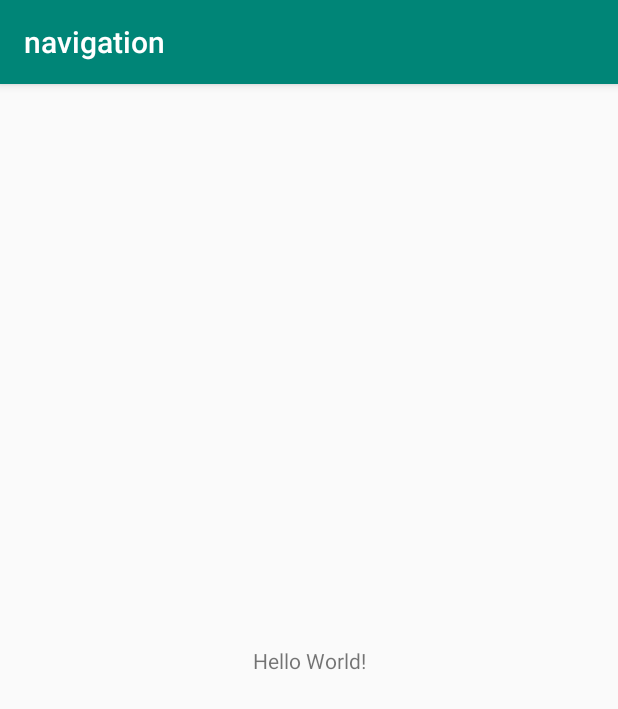
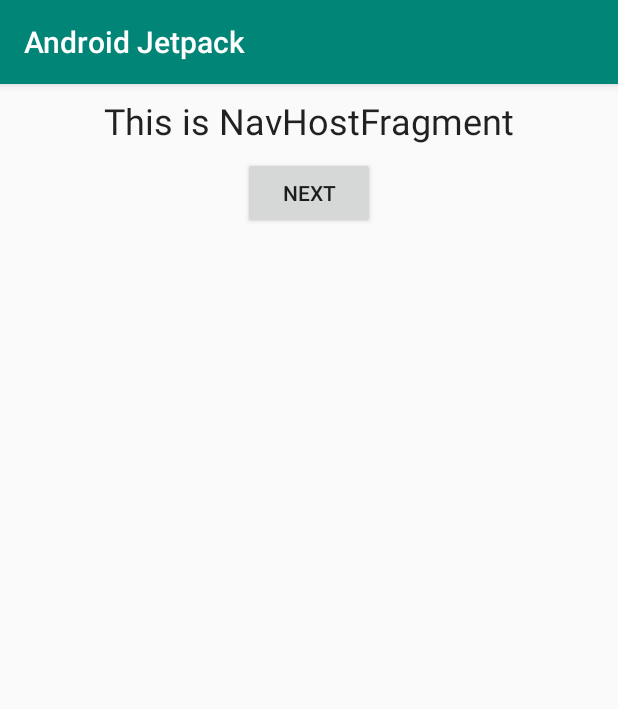
Before and after one commit to JJ-Stanly/Jetpack_Snippets, an Android app: the screen it shows after launch (MainActivity), on a phone screen of 412 x 824 dp. Shown: the top 709 px of the screen. Run offline under Robolectric (Android 15) with nearby library versions, the phone set to English and light mode, and no system bars.

Commit message:
Navigation added

```diff
--- a/build.gradle
+++ b/build.gradle
@@ -25,3 +25,7 @@ allprojects {
 task clean(type: Delete) {
     delete rootProject.buildDir
 }
+
+ext {
+    navigation_version = '1.0.0-alpha09'
+}
--- a/navigation/build.gradle
+++ b/navigation/build.gradle
@@ -31,6 +31,9 @@ dependencies {
     implementation "org.jetbrains.kotlin:kotlin-stdlib-jdk7:$kotlin_version"
     implementation 'com.android.support:appcompat-v7:28.0.0'
     implementation 'com.android.support.constraint:constraint-layout:1.1.3'
+    implementation "android.arch.navigation:navigation-fragment-ktx:$navigation_version"
+    implementation "android.arch.navigation:navigation-ui-ktx:$navigation_version"
+    implementation 'com.android.support:support-v4:28.0.0'
     testImplementation 'junit:junit:4.12'
     androidTestImplementation 'com.android.support.test:runner:1.0.2'
     androidTestImplementation 'com.android.support.test.espresso:espresso-core:3.0.2'
--- /dev/null
+++ b/navigation/src/main/java/com/jjlab/navigation/MainHostFragment.kt
@@ -0,0 +1,77 @@
+package com.jjlab.navigation
+
+import android.content.Context
+import android.net.Uri
+import android.os.Bundle
+import android.support.v4.app.Fragment
+import android.view.LayoutInflater
+import android.view.View
+import android.view.ViewGroup
+import android.widget.Button
+import androidx.navigation.fragment.findNavController
+
+
+// TODO: Rename parameter arguments, choose names that match
+// the fragment initialization parameters, e.g. ARG_ITEM_NUMBER
+private const val ARG_PARAM1 = "param1"
+private const val ARG_PARAM2 = "param2"
+
+/**
+ * A simple [Fragment] subclass.
+ * Activities that contain this fragment must implement the
+ * [MainHostFragment.OnFragmentInteractionListener] interface
+ * to handle interaction events.
+ * Use the [MainHostFragment.newInstance] factory method to
+ * create an instance of this fragment.
+ *
+ */
+class MainHostFragment : Fragment() {
+    // TODO: Rename and change types of parameters
+    private var param1: String? = null
+    private var param2: String? = null
+    private lateinit var btnNext: Button
+
+
+    override fun onCreate(savedInstanceState: Bundle?) {
+        super.onCreate(savedInstanceState)
+        arguments?.let {
+            param1 = it.getString(ARG_PARAM1)
+            param2 = it.getString(ARG_PARAM2)
+        }
+    }
+
+    override fun onCreateView(
+        inflater: LayoutInflater, container: ViewGroup?,
+        savedInstanceState: Bundle?
+    ): View? {
+        // Inflate the layout for this fragment
+        val view =  inflater.inflate(R.layout.fragment_main_host, container, false)
+        btnNext = view.findViewById(R.id.frag_main_host_btn_next)
+        btnNext.setOnClickListener {
+            findNavController().navigate(R.id.action_mainHostFragment_to_firstFragment)
+        }
+        return view
+    }
+
+
+
+    companion object {
+        /**
+         * Use this factory method to create a new instance of
+         * this fragment using the provided parameters.
+         *
+         * @param param1 Parameter 1.
+         * @param param2 Parameter 2.
+         * @return A new instance of fragment MainHostFragment.
+         */
+        // TODO: Rename and change types and number of parameters
+        @JvmStatic
+        fun newInstance(param1: String, param2: String) =
+            MainHostFragment().apply {
+                arguments = Bundle().apply {
+                    putString(ARG_PARAM1, param1)
+                    putString(ARG_PARAM2, param2)
+                }
+            }
+    }
+}
--- a/navigation/src/main/res/layout/activity_main.xml
+++ b/navigation/src/main/res/layout/activity_main.xml
@@ -7,13 +7,16 @@
         android:layout_height="match_parent"
         tools:context=".MainActivity">
 
-    <TextView
-            android:layout_width="wrap_content"
-            android:layout_height="wrap_content"
-            android:text="Hello World!"
+    <fragment
+            android:name="androidx.navigation.fragment.NavHostFragment"
+            android:layout_width="0dp"
+            android:layout_height="0dp"
+            app:layout_constraintStart_toStartOf="parent"
+            app:layout_constraintEnd_toEndOf="parent"
+            app:layout_constraintTop_toTopOf="parent"
             app:layout_constraintBottom_toBottomOf="parent"
-            app:layout_constraintLeft_toLeftOf="parent"
-            app:layout_constraintRight_toRightOf="parent"
-            app:layout_constraintTop_toTopOf="parent"/>
+            app:navGraph="@navigation/nav_graph"
+            app:defaultNavHost="true"
+            android:id="@+id/fragment_nav_host"/>
 
 </android.support.constraint.ConstraintLayout>
--- /dev/null
+++ b/navigation/src/main/res/layout/fragment_main_host.xml
@@ -0,0 +1,36 @@
+<?xml version="1.0" encoding="utf-8"?>
+<FrameLayout xmlns:android="http://schemas.android.com/apk/res/android"
+             xmlns:tools="http://schemas.android.com/tools"
+             android:layout_width="match_parent"
+             android:layout_height="match_parent"
+             xmlns:app="http://schemas.android.com/apk/res-auto"
+             tools:context=".MainHostFragment">
+    <android.support.constraint.ConstraintLayout
+            android:layout_width="match_parent"
+            android:layout_height="match_parent">
+
+        <TextView
+                android:text="@string/title_main_host"
+                android:layout_width="wrap_content"
+                android:layout_height="wrap_content"
+                android:id="@+id/frag_main_host_title"
+                app:layout_constraintStart_toStartOf="parent"
+                app:layout_constraintEnd_toEndOf="parent"
+                app:layout_constraintTop_toTopOf="parent"
+                style="@style/TextAppearance.AppCompat.Headline"
+                android:layout_marginTop="@dimen/common_margin" />
+
+        <Button
+                android:id="@+id/frag_main_host_btn_next"
+                android:layout_width="wrap_content"
+                android:layout_height="wrap_content"
+                app:layout_constraintTop_toBottomOf="@id/frag_main_host_title"
+                app:layout_constraintStart_toStartOf="@id/frag_main_host_title"
+                app:layout_constraintEnd_toEndOf="@id/frag_main_host_title"
+                android:layout_marginTop="@dimen/common_margin"
+                android:text="@string/text_next"/>
+    </android.support.constraint.ConstraintLayout>
+
+
+
+</FrameLayout>
--- /dev/null
+++ b/navigation/src/main/res/navigation/nav_graph.xml
@@ -0,0 +1,35 @@
+<?xml version="1.0" encoding="utf-8"?>
+<navigation xmlns:android="http://schemas.android.com/apk/res/android"
+            xmlns:app="http://schemas.android.com/apk/res-auto"
+            xmlns:tools="http://schemas.android.com/tools"
+            android:id="@+id/nav_graph"
+            app:startDestination="@id/mainHostFragment">
+
+    <fragment
+            android:id="@+id/firstFragment"
+            android:name="com.jjlab.navigation.FirstFragment"
+            android:label="fragment_first"
+            tools:layout="@layout/fragment_first">
+        <action
+                android:id="@+id/action_firstFragment_to_secondFragment"
+                app:destination="@id/secondFragment"/>
+    </fragment>
+    <fragment
+            android:id="@+id/secondFragment"
+            android:name="com.jjlab.navigation.SecondFragment"
+            android:label="fragment_second"
+            tools:layout="@layout/fragment_second"/>
+    <fragment
+            android:id="@+id/mainHostFragment"
+            android:name="com.jjlab.navigation.MainHostFragment"
+            android:label="fragment_main_host"
+            tools:layout="@layout/fragment_main_host">
+        <action
+                android:id="@+id/action_mainHostFragment_to_firstFragment"
+                app:enterAnim="@anim/nav_default_enter_anim"
+                app:exitAnim="@anim/nav_default_exit_anim"
+                app:popEnterAnim="@anim/nav_default_pop_enter_anim"
+                app:popExitAnim="@anim/nav_default_pop_exit_anim"
+                app:destination="@id/firstFragment"/>
+    </fragment>
+</navigation>
--- /dev/null
+++ b/navigation/src/main/res/values/dimens.xml
@@ -0,0 +1,5 @@
+<?xml version="1.0" encoding="utf-8"?>
+<resources>
+    <dimen name="common_margin">8dp</dimen>
+    <dimen name="common_main_title_size">18sp</dimen>
+</resources>
--- a/navigation/src/main/res/values/strings.xml
+++ b/navigation/src/main/res/values/strings.xml
@@ -1,3 +1,7 @@
 <resources>
-    <string name="app_name">navigation</string>
+    <string name="app_name">Android Jetpack</string>
+
+    <string name="title_main_host">This is NavHostFragment</string>
+    <string name="text_ok">OK</string>
+    <string name="text_next">Next</string>
 </resources>
--- a/navigation/src/main/res/values/styles.xml
+++ b/navigation/src/main/res/values/styles.xml
@@ -8,4 +8,5 @@
         <item name="colorAccent">@color/colorAccent</item>
     </style>
 
+
 </resources>
```
Also changed, not shown: navigation/src/main/java/com/jjlab/navigation/FirstFragment.kt (added, +69 -0 lines), navigation/src/main/java/com/jjlab/navigation/SecondFragment.kt (added, +68 -0 lines), navigation/src/main/res/layout/fragment_first.xml (added, +8 -0 lines), navigation/src/main/res/layout/fragment_second.xml (added, +9 -0 lines).
